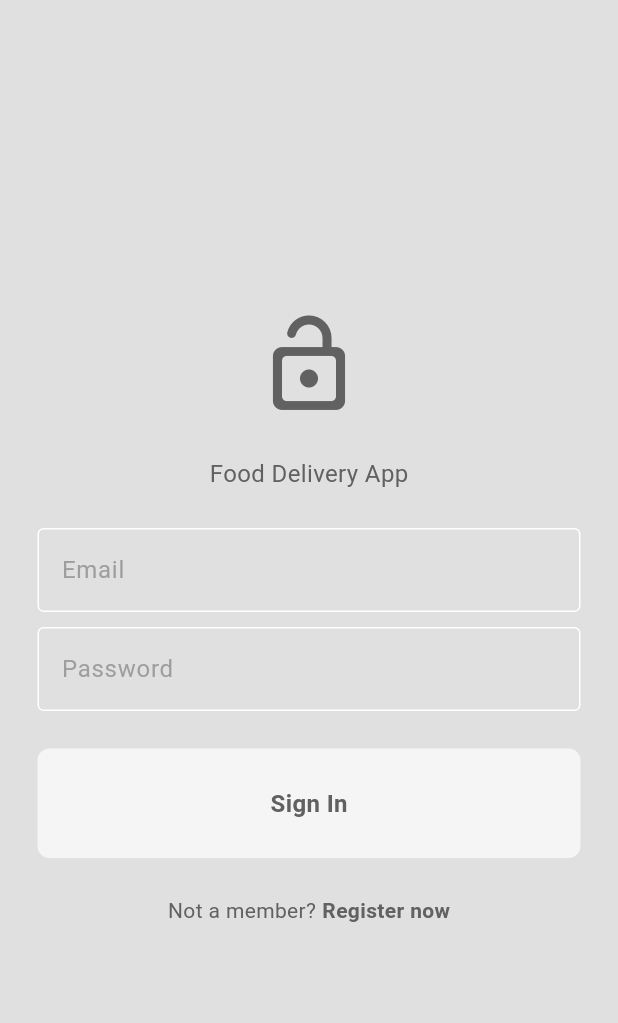
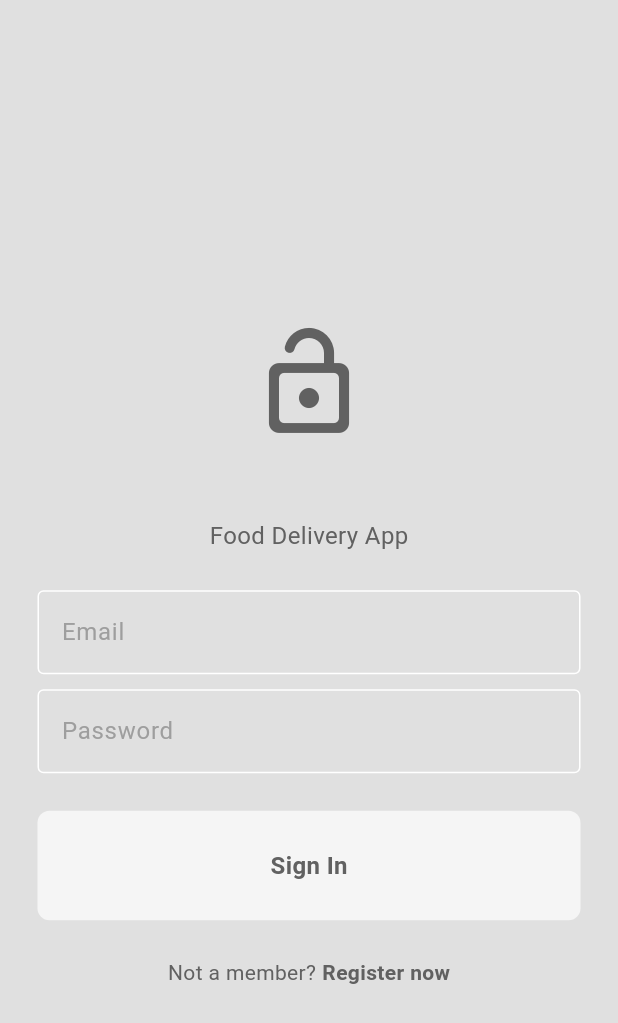
Before and after one commit to YulduzM1/brewDash, a Flutter app: the screen it shows after launch, on a phone screen of 412 x 824 dp. Shown: the top 1023 px of the screen. Run offline on Flutter 3.47's test engine with Material 3 defaults, Android fonts, the phone set to English and light mode, and no system bars; our stand-ins replace firebase_auth, firebase_core, flutter_credit_card; accounts and stored records are empty.

```diff
--- a/brew_dash_app/lib/pages/delivery_progress_page.dart
+++ b/brew_dash_app/lib/pages/delivery_progress_page.dart
@@ -1,5 +1,3 @@
-import 'dart:js_interop';
-
 import 'package:brew_dash_app/components/my_receipt.dart';
 import 'package:flutter/material.dart';
 
--- a/brew_dash_app/lib/pages/login_page.dart
+++ b/brew_dash_app/lib/pages/login_page.dart
@@ -16,8 +16,8 @@ class LoginPage extends StatefulWidget {
 
 class _LoginPageState extends State<LoginPage> {
   // text editing controllers
-  final TextEditingController emailController = TextEditingController();
-  final TextEditingController passwordController = TextEditingController();
+  final emailController = TextEditingController();
+  final passwordController = TextEditingController();
 
 
   //login method
@@ -30,7 +30,7 @@ class _LoginPageState extends State<LoginPage> {
     try {
       await _authService.signInWithEmailPassword(
         emailController.text,
-        passwordController.text
+        passwordController.text,
       );
     }
 
@@ -61,20 +61,23 @@ class _LoginPageState extends State<LoginPage> {
   Widget build(BuildContext context) {
     return Scaffold(
       backgroundColor: Theme.of(context).colorScheme.background,
-      body: Center(
+      body: SafeArea(
+        child: Center(
+          child: SingleChildScrollView(
             child: Column(
               mainAxisAlignment: MainAxisAlignment.center,
               children: [
+                const SizedBox(height: 50),
                 //LOGO
                 Icon(
                   Icons.lock_open_rounded,
-            size: 72,
+                  size: 80,
                   color: Theme.of(context).colorScheme.inversePrimary,
                 ),
 
-          const SizedBox(height: 25),
+                const SizedBox(height: 50),
 
-          //message aop slogan
+                //welcome back, you've been missed!
                 Text(
                   "Food Delivery App",
                   style: TextStyle(
@@ -94,7 +97,7 @@ class _LoginPageState extends State<LoginPage> {
               ),
 
               const SizedBox(height: 10),
-
+              //pasword textfield
               MyTextField(
                 controller: passwordController,
                 hintText: "Password",
@@ -117,8 +120,7 @@ class _LoginPageState extends State<LoginPage> {
                   Text(
                     "Not a member?",
                     style: TextStyle(
-                  color: Theme.of(context).colorScheme.inversePrimary,
-                ),
+                      color: Theme.of(context).colorScheme.inversePrimary,),
                   ),
                   const SizedBox(width: 4),
                   GestureDetector(
@@ -126,8 +128,8 @@ class _LoginPageState extends State<LoginPage> {
                     child: Text(
                     "Register now",
                     style: TextStyle(
+                      fontWeight: FontWeight.bold,
                       color: Theme.of(context).colorScheme.inversePrimary,
-                  fontWeight: FontWeight.bold,
                     ),
                   ),
                 ),
@@ -135,7 +137,9 @@ class _LoginPageState extends State<LoginPage> {
             ),
           ],
         ),
-      )
+      ),
+      ),
+      ),
     );
   }
 }
--- a/brew_dash_app/lib/services/auth/auth_service.dart
+++ b/brew_dash_app/lib/services/auth/auth_service.dart
@@ -37,14 +37,13 @@ class AuthService {
         email: email,
         password: password,
       );
+
       return userCredential;
     }
     //catch any errors
     on FirebaseAuthException catch (e) {
       throw Exception(e.code);
     }
-
-
   }
 
   //sign out
```
Also changed, not shown: brew_dash_app/lib/main.dart (+7 -8 lines), brew_dash_app/lib/pages/register_page.dart (+8 -9 lines). Lines whose indentation alone changed are shown as unchanged.
